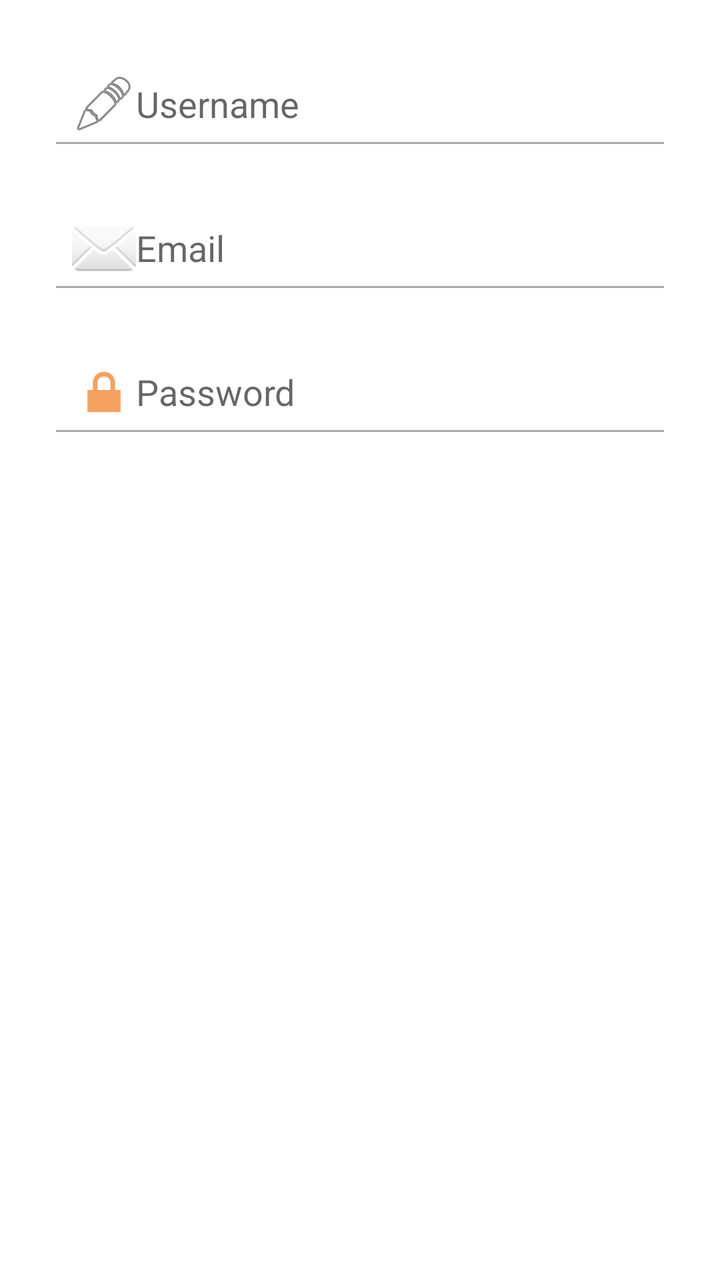
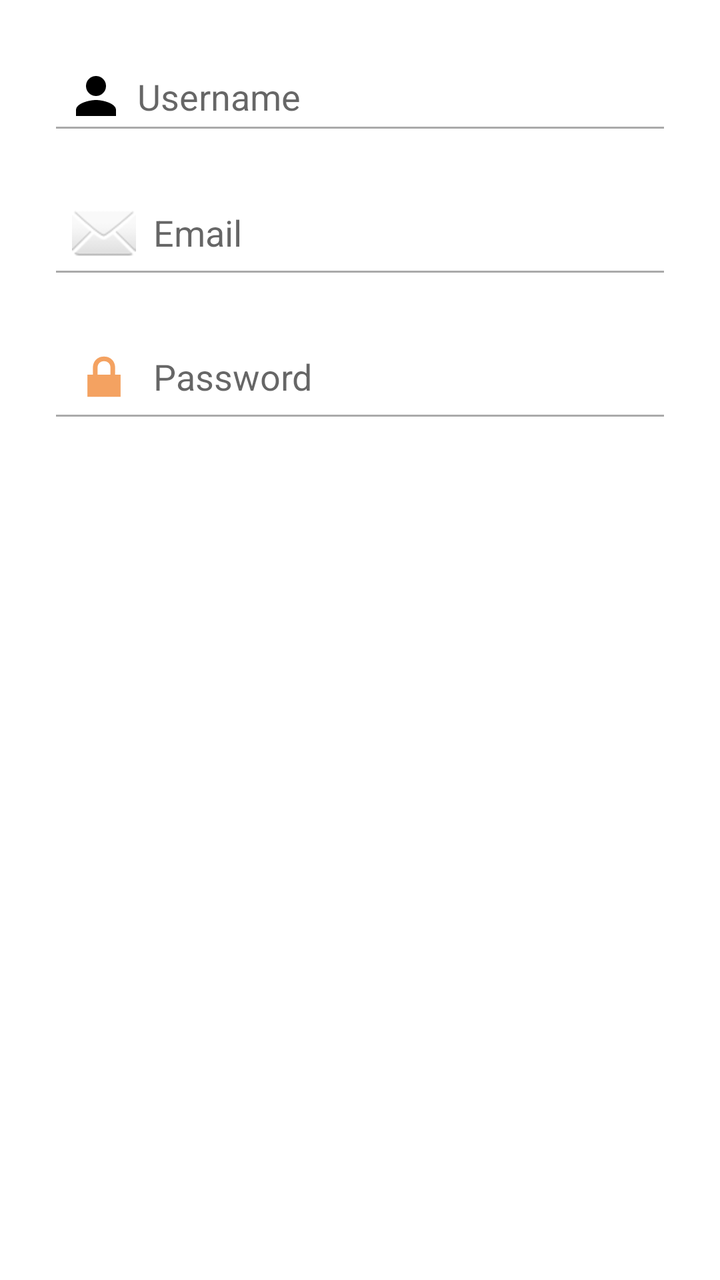

Screens rendered from an Android XML layout before and after an edit, with the pre-edit source and the edit as a unified diff.
<!-- AndroidManifest.xml: application theme Theme.BookClub -->
<!-- res/layout/dialog_register.xml -->
<?xml version="1.0" encoding="utf-8"?>
<androidx.constraintlayout.widget.ConstraintLayout
    xmlns:android="http://schemas.android.com/apk/res/android"
    xmlns:app="http://schemas.android.com/apk/res-auto"
    android:layout_width="match_parent"
    android:layout_height="wrap_content"
    android:padding="24dp"
    android:background="@android:color/white">

    <EditText
        android:id="@+id/editUsername"
        android:layout_width="0dp"
        android:layout_height="wrap_content"
        android:hint="Username"
        android:inputType="textPersonName"
        android:drawableStart="@android:drawable/ic_menu_edit"
        android:padding="12dp"
        android:backgroundTint="@android:color/darker_gray"
        app:layout_constraintTop_toTopOf="parent"
        app:layout_constraintStart_toStartOf="parent"
        app:layout_constraintEnd_toEndOf="parent" />

    <EditText
        android:id="@+id/editEmail"
        android:layout_width="0dp"
        android:layout_height="wrap_content"
        android:hint="Email"
        android:inputType="textEmailAddress"
        android:drawableStart="@android:drawable/ic_dialog_email"
        android:padding="12dp"
        android:backgroundTint="@android:color/darker_gray"
        android:layout_marginTop="16dp"
        app:layout_constraintTop_toBottomOf="@id/editUsername"
        app:layout_constraintStart_toStartOf="parent"
        app:layout_constraintEnd_toEndOf="parent" />

    <EditText
        android:id="@+id/editPassword"
        android:layout_width="0dp"
        android:layout_height="wrap_content"
        android:hint="Password"
        android:inputType="textPassword"
        android:drawableStart="@android:drawable/ic_lock_lock"
        android:padding="12dp"
        android:backgroundTint="@android:color/darker_gray"
        android:layout_marginTop="16dp"
        app:layout_constraintTop_toBottomOf="@id/editEmail"
        app:layout_constraintStart_toStartOf="parent"
        app:layout_constraintEnd_toEndOf="parent" />

</androidx.constraintlayout.widget.ConstraintLayout>
<!-- resources referenced by this layout -->
<resources>
  <color name="primary_color">#2E7D9A</color>
  <color name="primary_variant">#1E5F75</color>
  <color name="text_on_primary">#FFFFFF</color>
  <color name="secondary_color">#F4A261</color>
  <color name="secondary_variant">#E76F51</color>
  <color name="error_color">#F44336</color>
  <color name="surface_color">#FFFFFF</color>
  <color name="text_primary">#1A1A1A</color>
  <color name="background_primary">#FAFAFA</color>
  <style name="TextAppearance.BookClub.Headline1" parent="TextAppearance.MaterialComponents.Headline1">
          <item name="fontFamily">@font/roboto_bold</item>
          <item name="android:textColor">@color/text_primary</item>
          <item name="android:textSize">96sp</item>
      </style>
  <style name="TextAppearance.BookClub.Headline2" parent="TextAppearance.MaterialComponents.Headline2">
          <item name="fontFamily">@font/roboto_bold</item>
          <item name="android:textColor">@color/text_primary</item>
          <item name="android:textSize">60sp</item>
      </style>
  <style name="TextAppearance.BookClub.Headline3" parent="TextAppearance.MaterialComponents.Headline3">
          <item name="fontFamily">@font/roboto_bold</item>
          <item name="android:textColor">@color/text_primary</item>
          <item name="android:textSize">48sp</item>
      </style>
  <style name="TextAppearance.BookClub.Headline4" parent="TextAppearance.MaterialComponents.Headline4">
          <item name="fontFamily">@font/roboto_bold</item>
          <item name="android:textColor">@color/text_primary</item>
          <item name="android:textSize">34sp</item>
      </style>
  <style name="TextAppearance.BookClub.Headline5" parent="TextAppearance.MaterialComponents.Headline5">
          <item name="fontFamily">@font/roboto_bold</item>
          <item name="android:textColor">@color/text_primary</item>
          <item name="android:textSize">24sp</item>
      </style>
  <style name="TextAppearance.BookClub.Headline6" parent="TextAppearance.MaterialComponents.Headline6">
          <item name="fontFamily">@font/roboto_bold</item>
          <item name="android:textColor">@color/text_primary</item>
          <item name="android:textSize">20sp</item>
      </style>
  <style name="TextAppearance.BookClub.Body1" parent="TextAppearance.MaterialComponents.Body1">
          <item name="fontFamily">@font/roboto_regular</item>
          <item name="android:textColor">@color/text_primary</item>
          <item name="android:textSize">16sp</item>
      </style>
  <style name="TextAppearance.BookClub.Body2" parent="TextAppearance.MaterialComponents.Body2">
          <item name="fontFamily">@font/roboto_regular</item>
          <item name="android:textColor">@color/text_secondary</item>
          <item name="android:textSize">14sp</item>
      </style>
  <style name="ShapeAppearance.BookClub.SmallComponent" parent="ShapeAppearance.MaterialComponents.SmallComponent">
          <item name="cornerFamily">rounded</item>
          <item name="cornerSize">8dp</item>
      </style>
  <style name="ShapeAppearance.BookClub.MediumComponent" parent="ShapeAppearance.MaterialComponents.MediumComponent">
          <item name="cornerFamily">rounded</item>
          <item name="cornerSize">12dp</item>
      </style>
  <style name="ShapeAppearance.BookClub.LargeComponent" parent="ShapeAppearance.MaterialComponents.LargeComponent">
          <item name="cornerFamily">rounded</item>
          <item name="cornerSize">16dp</item>
      </style>
  <color name="text_secondary">#666666</color>
  <!-- unchanged entries left out for length: 1 -->
</resources>

<!-- the commit's change to res/layout/dialog_register.xml (unified diff, before → after) -->
@@ -11,9 +11,9 @@
         android:id="@+id/editUsername"
         android:layout_width="0dp"
         android:layout_height="wrap_content"
-        android:hint="Username"
+        android:hint="  Username"
         android:inputType="textPersonName"
-        android:drawableStart="@android:drawable/ic_menu_edit"
+        android:drawableStart="@drawable/ic_person"
         android:padding="12dp"
         android:backgroundTint="@android:color/darker_gray"
         app:layout_constraintTop_toTopOf="parent"
@@ -24,7 +24,7 @@
         android:id="@+id/editEmail"
         android:layout_width="0dp"
         android:layout_height="wrap_content"
-        android:hint="Email"
+        android:hint="  Email"
         android:inputType="textEmailAddress"
         android:drawableStart="@android:drawable/ic_dialog_email"
         android:padding="12dp"
@@ -38,7 +38,7 @@
         android:id="@+id/editPassword"
         android:layout_width="0dp"
         android:layout_height="wrap_content"
-        android:hint="Password"
+        android:hint="  Password"
         android:inputType="textPassword"
         android:drawableStart="@android:drawable/ic_lock_lock"
         android:padding="12dp"
<!-- resource entries referenced after the edit -->
@@ -1,5 +1,12 @@
 <!-- resources referenced by this layout -->
 <resources>
+  <!-- drawable ic_person (drawable) -->
+  <vector xmlns:android="http://schemas.android.com/apk/res/android"
+      android:width="24dp" android:height="24dp"
+      android:viewportWidth="24" android:viewportHeight="24">
+      <path android:fillColor="#FF000000"
+          android:pathData="M12,12a5,5 0,1 0 -5,-5a5,5 0,0 0 5,5zm0,2c-3.33,0 -10,1.67 -10,5v3h20v-3c0,-3.33 -6.67,-5 -10,-5z"/>
+  </vector>
   <color name="primary_color">#2E7D9A</color>
   <color name="primary_variant">#1E5F75</color>
   <color name="text_on_primary">#FFFFFF</color>
